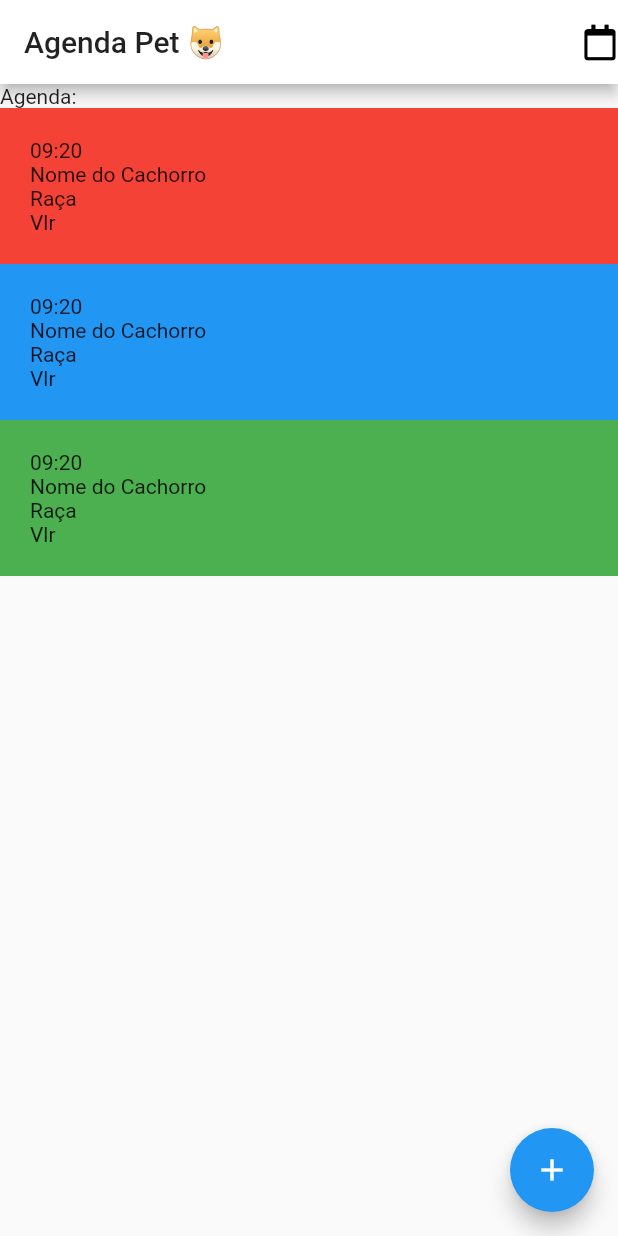
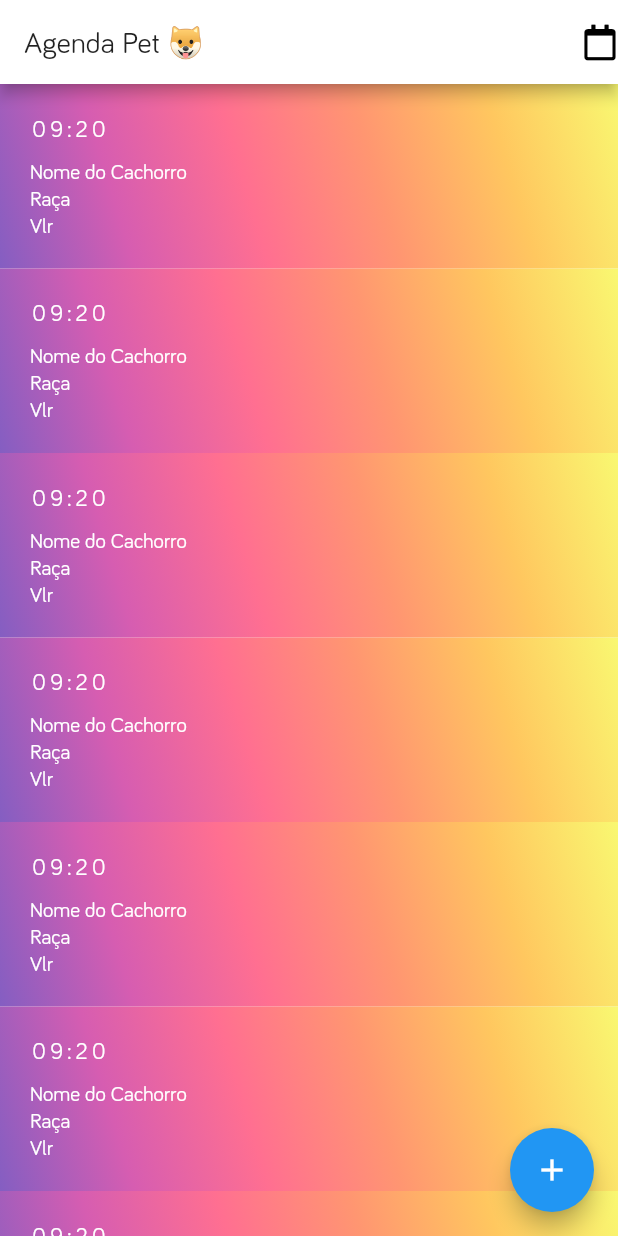
Before and after one commit to JMTheo/agenda-pet-mobile, a Flutter app: the screen it shows after launch, on a phone screen of 412 x 824 dp. Run offline on Flutter 3.47's test engine with Material 2 defaults, Android fonts, the phone set to English and light mode, and no system bars; our stand-ins replace font_awesome_flutter.

Commit message:
map de cores e randomizacao delas nos cards

```diff
--- a/lib/componentes/card.dart
+++ b/lib/componentes/card.dart
@@ -1,19 +1,32 @@
+import 'package:agenda_pet/constantes.dart';
 import 'package:flutter/material.dart';
+import 'dart:math';
 
 class CardAgenda extends StatelessWidget {
-  CardAgenda({this.corBG});
+  final Random rng = Random();
 
-  final Color corBG;
   @override
   Widget build(BuildContext context) {
     return Expanded(
       child: Container(
         padding: EdgeInsets.all(20.0),
-        color: corBG,
+        decoration: BoxDecoration(
+          gradient: LinearGradient(
+            begin: Alignment.topRight,
+            end: Alignment.bottomLeft,
+            colors: kListaDeCoresBG[rng.nextInt(8)],
+          ),
+        ),
         child: Column(
           crossAxisAlignment: CrossAxisAlignment.start,
           children: <Widget>[
-            Text('09:20'),
+            Text(
+              '09:20',
+              style: kTituloHora,
+            ),
+            SizedBox(
+              height: 10.0,
+            ),
             Text('Nome do Cachorro'),
             Text('Raça'),
             Text('Vlr')
--- /dev/null
+++ b/lib/constantes.dart
@@ -0,0 +1,24 @@
+import 'package:flutter/material.dart';
+
+final TextStyle kTituloHora = TextStyle(
+  fontSize: 15.0,
+  letterSpacing: 3.0,
+);
+
+var kListaDeCoresBG = {
+  0: [Colors.lightGreen[300], Colors.green[600]],
+  1: [Colors.red, Colors.blue],
+  2: [Colors.deepOrange[400], Colors.pink[400]],
+  3: [Colors.indigoAccent, Colors.purpleAccent],
+  4: [
+    Color(0xFFF9F871),
+    Color(0xFFFFC75F),
+    Color(0xFFFF9671),
+    Color(0xFFFF6F91),
+    Color(0xFFD65DB1),
+    Color(0xFF845EC2)
+  ],
+  5: [Color(0xFFFF9800), Color(0xFF0EAFFF), Color(0xFF00F281)],
+  6: [Color(0xFF974DDA), Color(0xFF008D66)],
+  7: [Color(0xFF3608B),Color(0xFF3A008E),Color(0xFF5E1BAE),Color(0xFFC97FFF), Color(0xFF49009B)]
+};
--- a/lib/main.dart
+++ b/lib/main.dart
@@ -11,9 +11,13 @@ class MyApp extends StatelessWidget {
     return MaterialApp(
       title: 'Agenda',
       theme: ThemeData(
+        fontFamily: 'Bariol',
         primaryColor: Colors.white,
         primarySwatch: Colors.blue,
         visualDensity: VisualDensity.adaptivePlatformDensity,
+        textTheme: TextTheme(
+          bodyText2: TextStyle(color: Colors.white),
+        ),
       ),
       home: Home(title: 'Agenda Pet 🐶'),
     );
--- a/lib/telas/home.dart
+++ b/lib/telas/home.dart
@@ -25,16 +25,14 @@ class _HomeState extends State<Home> {
         child: ListView(
           //TODO: Mudar para um builder e adicionar o ListView.separated
           children: <Widget>[
-            Text(
-              'Agenda:',
-            ),
-            CardAgenda(
-              corBG: Colors.red,
-            ),
-            CardAgenda(
-              corBG: Colors.blue,
-            ),
-            CardAgenda(corBG: Colors.green),
+            CardAgenda(),
+            CardAgenda(),
+            CardAgenda(),
+            CardAgenda(),
+            CardAgenda(),
+            CardAgenda(),
+            CardAgenda(),
+            CardAgenda(),
           ],
         ),
       ),
```
Also changed, not shown: pubspec.yaml (+12 -0 lines), fonts/bariol_bold-webfont.ttf (added), fonts/bariol_bold_italic-webfont.ttf (added), fonts/bariol_light-webfont.ttf (added), fonts/bariol_light_italic-webfont.ttf (added), fonts/bariol_regular-webfont.ttf (added), fonts/bariol_regular_italic-webfont.ttf (added), fonts/bariol_thin-webfont.ttf (added), fonts/bariol_thin_italic-webfont.ttf (added).
